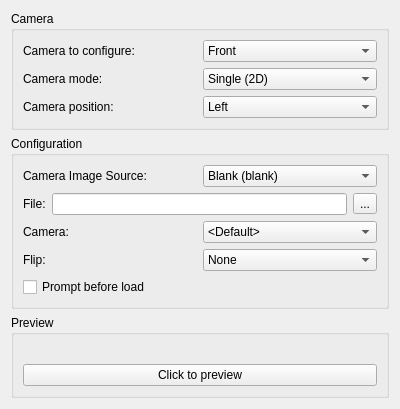
The window that src/citra_qt/configuration/configure_camera.ui (PabloMK7/citra) describes before a commit, drawn with Qt 5.
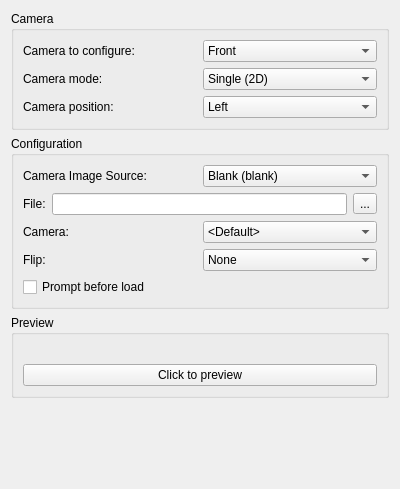
The same window after the commit.

What changed in the file:
```diff
--- a/src/citra_qt/configuration/configure_camera.ui
+++ b/src/citra_qt/configuration/configure_camera.ui
@@ -7,7 +7,7 @@
     <x>0</x>
     <y>0</y>
     <width>400</width>
-    <height>300</height>
+    <height>489</height>
    </rect>
   </property>
   <property name="windowTitle">
```
Left out of the diff: 24 changed lines with no effect on the pictures.
